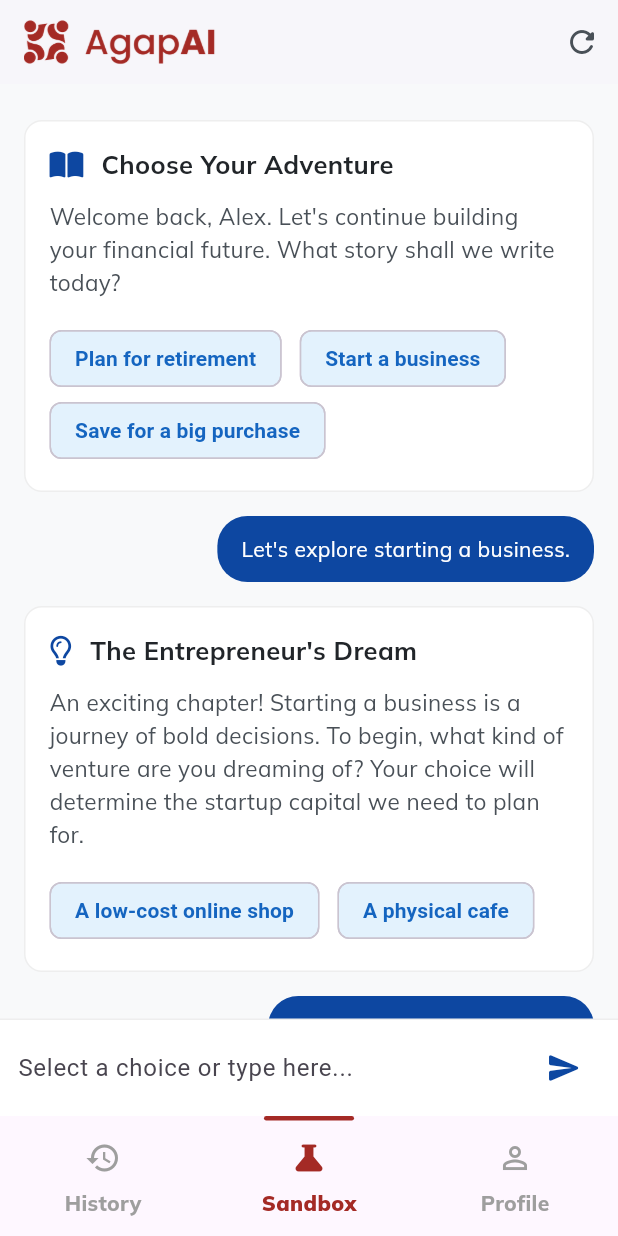
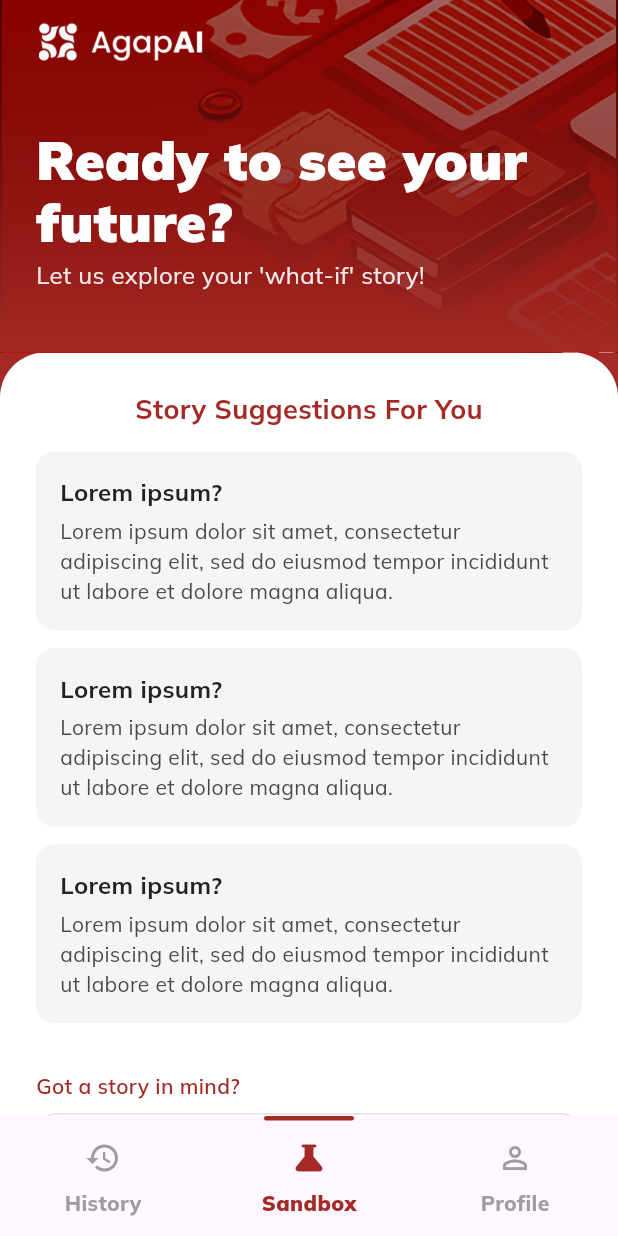
Before and after one commit to RamosQuim/BPI-Hackathon-2025-TagumpAI, a Flutter app: the screen it shows after launch, on a phone screen of 412 x 824 dp. Run offline on Flutter 3.47's test engine with Material 3 defaults, Android fonts, the phone set to English and light mode, and no system bars; our stand-ins replace fl_chart, flutter_svg, font_awesome_flutter, google_fonts.

Commit message:
feat: ADDED static page for chatbot

```diff
--- a/lib/main.dart
+++ b/lib/main.dart
@@ -1,6 +1,7 @@
 import 'package:flutter/material.dart';
 import 'package:test_app/screens/chatbot.dart';
 import 'package:test_app/screens/history.dart';
+import 'package:test_app/screens/initial_chatbot.dart';
 import 'package:test_app/screens/login.dart';
 import 'package:test_app/screens/profile.dart';
 import 'package:test_app/screens/signup.dart';
@@ -77,7 +78,7 @@ class AgapAIApp extends StatelessWidget {
       routes: {
         '/': (context) => const LoginPage(),
         '/signup': (context) => const SignupPage(),
-        '/main': (context) => MainPage(),
+        '/main': (context) => InitialMainPage(),
         '/history': (context) => HistoryPage(),
         '/profile': (context) => ProfilePage(),
         '/navbar': (context) => MainNavigation()
--- /dev/null
+++ b/lib/screens/initial_chatbot.dart
@@ -0,0 +1,241 @@
+import 'package:flutter/material.dart';
+
+class InitialMainPage extends StatefulWidget {
+  const InitialMainPage({super.key});
+
+  @override
+  State<InitialMainPage> createState() => _InitialMainPageState();
+}
+
+class _InitialMainPageState extends State<InitialMainPage> {
+  // State for the currently selected index in the BottomNavigationBar
+  int _selectedIndex = 1;
+
+  // Colors extracted from the UI screenshot
+  static const Color _primaryRed = Color(0xFFA42A25);
+  static const Color _cardBgColor = Color(0xFFF5F5F5);
+  static const Color _darkTextColor = Color(0xFF222222);
+  static const Color _lightTextColor = Color(0xFF494949);
+
+  void _onItemTapped(int index) {
+    setState(() {
+      _selectedIndex = index;
+    });
+  }
+
+  @override
+  Widget build(BuildContext context) {
+    return Scaffold(
+      // The background color of the scaffold is set to the primary red.
+      // This color will be visible at the top (behind the status bar)
+      // and during over-scrolling.
+      backgroundColor: _primaryRed,
+      body: CustomScrollView(
+        slivers: [
+          _buildSliverAppBar(),
+          _buildContentSection(),
+        ],
+      ),
+    );
+  }
+
+  /// Builds the top collapsing app bar section.
+  SliverAppBar _buildSliverAppBar() {
+    return SliverAppBar(
+      title: Padding(
+          padding: EdgeInsetsGeometry.fromLTRB(10, 0, 10, 0),
+          child: Image.asset(
+            'images/agapai_logo_white.png',
+          height: 30, // A more reasonable height for an AppBar
+        )
+      ),
+      expandedHeight: 235.0,
+      automaticallyImplyLeading: false,
+      elevation: 0,
+      pinned: true, // The app bar will remain visible at the top when collapsed.
+      flexibleSpace: FlexibleSpaceBar(
+        // The background of the flexible space bar.
+        background: Stack(
+          fit: StackFit.expand,
+          children: [
+            // Placeholder for the background image pattern in the screenshot.
+            // A simple gradient is used here.
+            ColorFiltered(
+              colorFilter: const ColorFilter.mode(Color(0xFF510300), BlendMode.overlay),
+              child: Image.asset(
+                'images/chatbot_background.png',
+                fit: BoxFit.cover,
+              ),
+            ),
+            Container(
+              decoration: BoxDecoration(
+                gradient: LinearGradient(
+                  colors: [_primaryRed, Color(0xFF510300).withOpacity(0.55)],
+                  begin: Alignment.bottomCenter,
+                  end: Alignment.topCenter,
+                ),
+              ),
+            ),
+            // The content of the expanded app bar.
+            Padding(
+              padding: const EdgeInsets.fromLTRB(24, 0, 24, 40),
+              child: Column(
+                mainAxisAlignment: MainAxisAlignment.end,
+                crossAxisAlignment: CrossAxisAlignment.start,
+                children: [
+                  const SizedBox(height: 16),
+                  // Headline Text
+                  const Text(
+                    'Ready to see your future?',
+                    style: TextStyle(
+                      color: Colors.white,
+                      fontSize: 36,
+                      fontVariations: [
+                        FontVariation('wght', 1000.0), // Example: A weight beyond 900
+                      ],
+                      height: 1.15
+                    ),
+                  ),
+                  const SizedBox(height: 4),
+                  // Sub-headline Text
+                  Text(
+                    "Let us explore your 'what-if' story!",
+                    style: TextStyle(
+                      color: Colors.white.withOpacity(0.9),
+                      fontSize: 16,
+                    ),
+                  ),
+                ],
+              ),
+            ),
+          ],
+        ),
+      ),
+    );
+  }
+
+  /// Builds the main scrollable content area with the white background.
+  SliverToBoxAdapter _buildContentSection() {
+    return SliverToBoxAdapter(
+      child: Container(
+        decoration: const BoxDecoration(
+          color: Colors.white,
+          borderRadius: BorderRadius.vertical(top: Radius.circular(30.0)),
+        ),
+        child: Padding(
+          padding: const EdgeInsets.all(24.0),
+          child: Column(
+            crossAxisAlignment: CrossAxisAlignment.center,
+            children: [
+              const Text(
+                'Story Suggestions For You',
+                style: TextStyle(
+                  fontSize: 18,
+                  fontWeight: FontWeight.bold,
+                  color: _primaryRed,
+                ),
+              ),
+              const SizedBox(height: 16),
+              // Story suggestion cards
+              _buildSuggestionCard(),
+              const SizedBox(height: 12),
+              _buildSuggestionCard(),
+              const SizedBox(height: 12),
+              _buildSuggestionCard(),
+              const SizedBox(height: 32),
+              // User input section
+              _buildStoryInput(),
+            ],
+          ),
+        ),
+      ),
+    );
+  }
+
+  /// Builds a single story suggestion card.
+  Widget _buildSuggestionCard() {
+    return Container(
+      padding: const EdgeInsets.all(16.0),
+      decoration: BoxDecoration(
+        color: _cardBgColor,
+        borderRadius: BorderRadius.circular(12.0),
+      ),
+      child: const Column(
+        crossAxisAlignment: CrossAxisAlignment.start,
+        children: [
+          Text(
+            'Lorem ipsum?',
+            style: TextStyle(
+              fontSize: 16,
+              fontWeight: FontWeight.bold,
+              color: _darkTextColor,
+            ),
+          ),
+          SizedBox(height: 4),
+          Text(
+            'Lorem ipsum dolor sit amet, consectetur adipiscing elit, sed do eiusmod tempor incididunt ut labore et dolore magna aliqua.',
+            style: TextStyle(
+              fontSize: 14,
+              color: _lightTextColor,
+              height: 1.4,
+            ),
+          ),
+        ],
+      ),
+    );
+  }
+
+  /// Builds the "Got a story in mind?" text input field.
+  Widget _buildStoryInput() {
+    return Column(
+      crossAxisAlignment: CrossAxisAlignment.start,
+      children: [
+        const Text(
+          'Got a story in mind?',
+          style: TextStyle(
+            color: _primaryRed,
+            fontWeight: FontWeight.w600,
+            fontSize: 14,
+          ),
+        ),
+        const SizedBox(height: 8),
+        TextField(
+          decoration: InputDecoration(
+            hintText: "Type your own 'what-if' below.",
+            hintStyle: const TextStyle(color: _lightTextColor),
+            filled: true,
+            fillColor: Colors.white,
+            // Custom suffix icon with background color and rounded corners
+            suffixIcon: Padding(
+              padding: const EdgeInsets.all(7.0),
+              child: Container(
+                decoration: BoxDecoration(
+                  color: _primaryRed,
+                  borderRadius: BorderRadius.circular(12.0),
+                ),
+                child: const Icon(
+                  Icons.send,
+                  color: Colors.white,
+                  size: 20,
+                ),
+              ),
+            ),
+            border: OutlineInputBorder(
+              borderRadius: BorderRadius.circular(14.0),
+              borderSide: BorderSide(color: Colors.grey.shade300, width: 1),
+            ),
+            enabledBorder: OutlineInputBorder(
+              borderRadius: BorderRadius.circular(14.0),
+              borderSide: BorderSide(color: Colors.grey.shade300, width: 1),
+            ),
+            focusedBorder: OutlineInputBorder(
+              borderRadius: BorderRadius.circular(14.0),
+              borderSide: const BorderSide(color: _primaryRed, width: 1.5),
+            ),
+            contentPadding: const EdgeInsets.symmetric(horizontal: 16, vertical: 14),
+          ),
+        ),
+      ],
+    );
+  }
+}
--- a/lib/widgets/navigation_bar.dart
+++ b/lib/widgets/navigation_bar.dart
@@ -2,6 +2,7 @@
 import 'package:flutter/material.dart';
 import 'package:test_app/screens/chatbot.dart';
 import 'package:test_app/screens/history.dart';
+import 'package:test_app/screens/initial_chatbot.dart';
 import 'package:test_app/screens/profile.dart';
 
 // This is the main screen widget which contains the swipeable pages and the navigation bar.
@@ -23,7 +24,7 @@ class _MainNavigationState extends State<MainNavigation> {
   // List of the pages that will be displayed.
   List<Widget> pages = <Widget>[
     HistoryPage(),
-    MainPage(), // Renamed from MainPage for clarity
+    InitialMainPage(), // Renamed from MainPage for clarity
     ProfilePage(),
   ];
 
```
Also changed, not shown: images/agapai_logo_white.png (added), images/chatbot_background.png (added), 1 other file.
